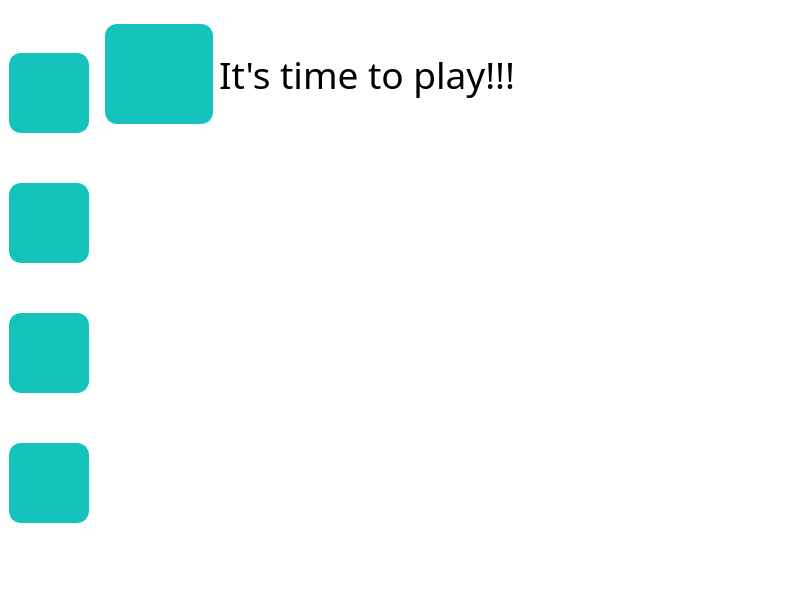
The window that QtGameStore/mainwindow.ui (Syunjyan/Qt-gamestore) describes before a commit, drawn with Qt 5.
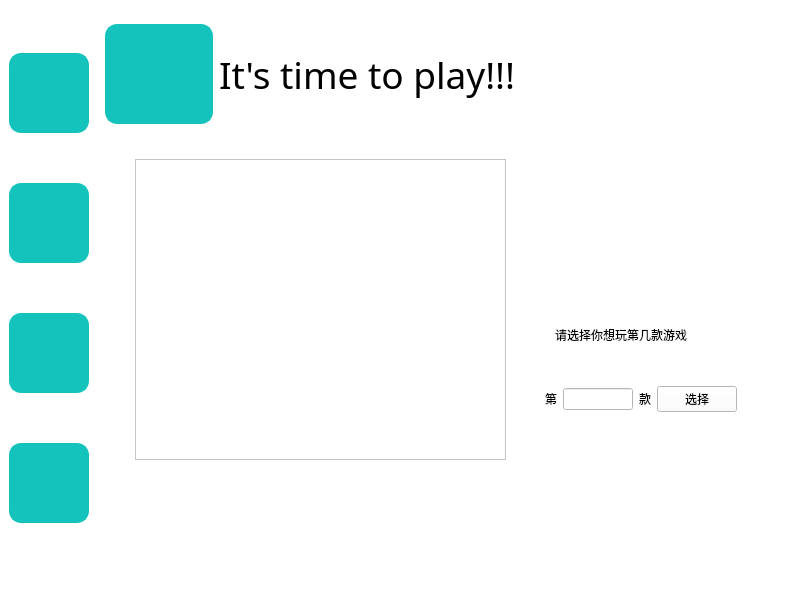
The same window after the commit. The open tabs and pages were chosen to show the change. Icons and pictures are not drawn.

Patch:
```diff
--- a/QtGameStore/mainwindow.ui
+++ b/QtGameStore/mainwindow.ui
@@ -601,6 +601,70 @@
          </item>
         </layout>
        </widget>
+       <widget class="QTableView" name="usr_tableView">
+        <property name="geometry">
+         <rect>
+          <x>40</x>
+          <y>150</y>
+          <width>371</width>
+          <height>301</height>
+         </rect>
+        </property>
+        <property name="font">
+         <font>
+          <pointsize>20</pointsize>
+         </font>
+        </property>
+       </widget>
+       <widget class="QWidget" name="horizontalLayoutWidget_2">
+        <property name="geometry">
+         <rect>
+          <x>450</x>
+          <y>350</y>
+          <width>192</width>
+          <height>80</height>
+         </rect>
+        </property>
+        <layout class="QHBoxLayout" name="horizontalLayout_4">
+         <item>
+          <widget class="QLabel" name="di_2">
+           <property name="text">
+            <string>第</string>
+           </property>
+          </widget>
+         </item>
+         <item>
+          <widget class="QLineEdit" name="gamenum_2"/>
+         </item>
+         <item>
+          <widget class="QLabel" name="kuan_2">
+           <property name="text">
+            <string>款</string>
+           </property>
+          </widget>
+         </item>
+         <item>
+          <widget class="QPushButton" name="choose_game_toplay_Btn">
+           <property name="text">
+            <string>选择</string>
+           </property>
+          </widget>
+         </item>
+        </layout>
+       </widget>
+       <widget class="QLabel" name="label_2">
+        <property name="geometry">
+         <rect>
+          <x>460</x>
+          <y>310</y>
+          <width>171</width>
+          <height>31</height>
+         </rect>
+        </property>
+        <property name="text">
+         <string>请选择你想玩第几款游戏</string>
+        </property>
+       </widget>
       </widget>
       <widget class="QWidget" name="upload">
        <layout class="QGridLayout" name="gridLayout_2">
```
Left out of the diff: 545 changed lines with no effect on the pictures.
